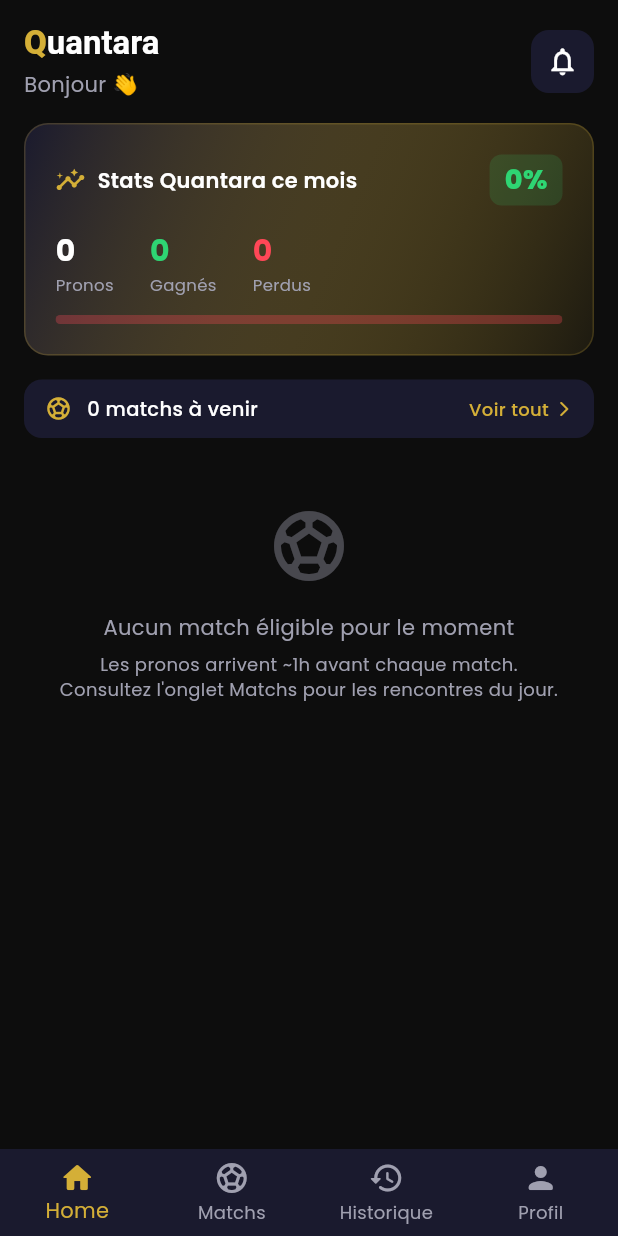
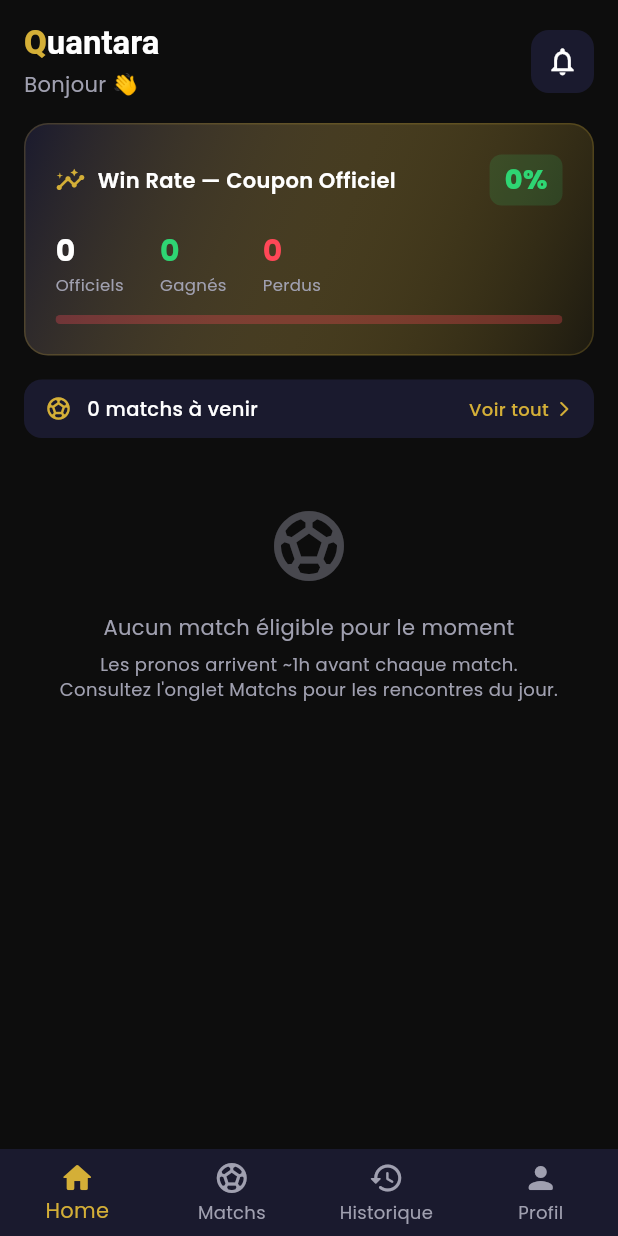
Before and after one commit to DrKonan/QUANTARA, a Flutter app: the HomeScreen screen opened by its route, on a phone screen of 412 x 824 dp. Run offline on Flutter 3.47's test engine with Material 3 defaults, Android fonts, the phone set to English and light mode, and no system bars; our stand-ins replace firebase_core, firebase_messaging, flutter_local_notifications, flutter_riverpod, go_router, google_fonts and 2 more; accounts and stored records are empty; network calls fail.

Commit message:
feat: stats Win Rate Coupon Officiel (top picks + live)
Aligne libell avec logique backend winrate officiel.

Co-authored-by: Copilot <223556219+Copilot@users.noreply.github.com>

```diff
--- a/mobile/lib/features/home/presentation/widgets/stats_card.dart
+++ b/mobile/lib/features/home/presentation/widgets/stats_card.dart
@@ -51,7 +51,7 @@ class StatsCard extends ConsumerWidget {
               const Icon(Icons.insights_rounded, color: AppColors.gold, size: 20),
               const SizedBox(width: 8),
               const Text(
-                "Stats Quantara ce mois",
+                "Win Rate — Coupon Officiel",
                 style: TextStyle(
                   color: AppColors.textPrimary,
                   fontSize: 14,
@@ -79,7 +79,7 @@ class StatsCard extends ConsumerWidget {
           const SizedBox(height: 16),
           Row(
             children: [
-              _buildStatItem("Pronos", "$total", AppColors.textPrimary),
+              _buildStatItem("Officiels", "$total", AppColors.textPrimary),
               const SizedBox(width: 24),
               _buildStatItem("Gagnés", "$won", AppColors.success),
               const SizedBox(width: 24),
```
